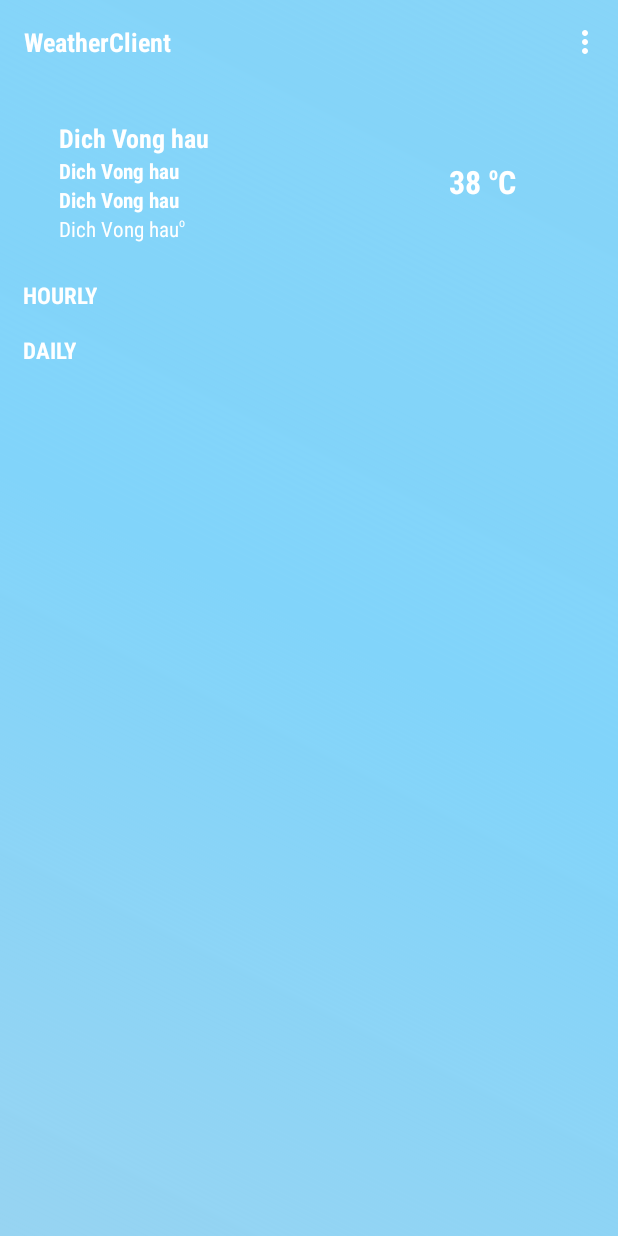
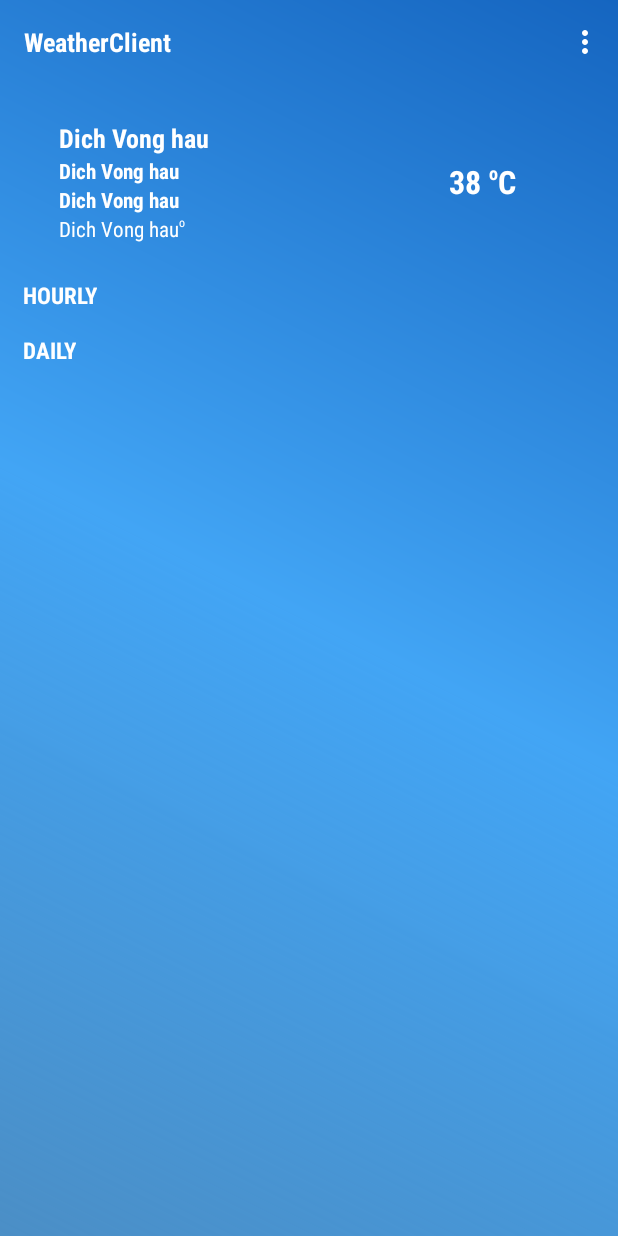
Before and after one commit to khangthuong/WeatherClient, an Android app: the screen it shows after launch (WeatherActivity), on a phone screen of 412 x 824 dp. Run offline under Robolectric (Android 15) with nearby library versions, the phone set to English and light mode, and no system bars.

Commit message:
apply gradient background

```diff
--- a/app/src/main/res/values/colors.xml
+++ b/app/src/main/res/values/colors.xml
@@ -5,9 +5,9 @@
     <color name="colorAccent">#FF4081</color>
     <color name="colorWhite">#FFFFFF</color>
 
-    <color name="colorMobi1">#66039BE5</color>
-    <color name="colorMobi2">#81D4FA</color>
-    <color name="colorMobi3">#8C29B6F6</color>
+    <color name="colorMobi1">#B30060af</color>
+    <color name="colorMobi2">#42A5F5</color>
+    <color name="colorMobi3">#1565C0</color>
 
     <color name="transparent">#00000000</color>
 </resources>
```
